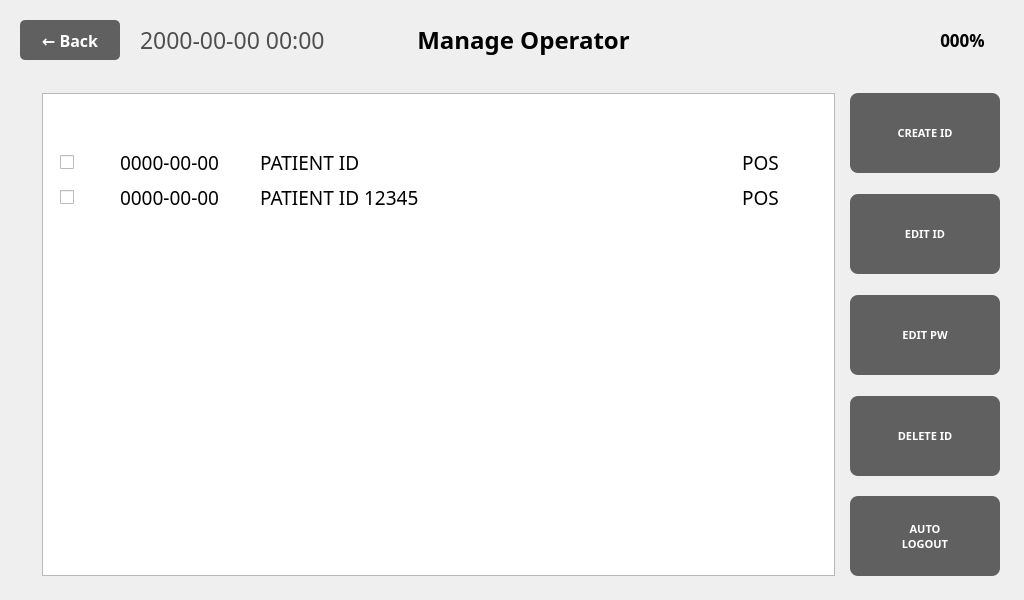
eguruno1/calth_reader, file ui/Settings/ManageOperatorViewWindow.ui: the form before one commit.
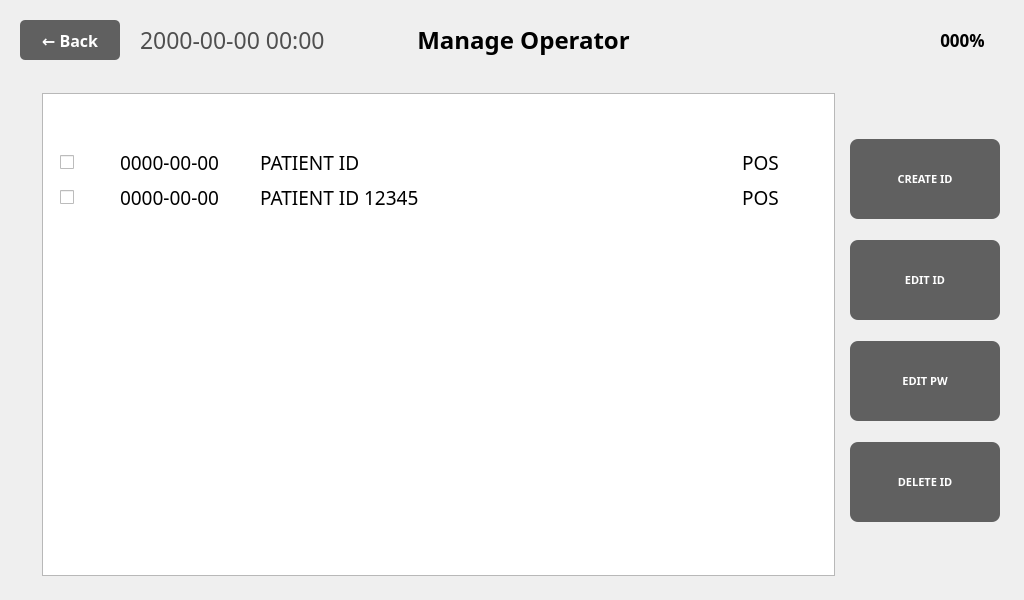
The form after the commit. Icons and pictures are not drawn.

Commit message: 오토로그아웃 삭제 및 메세지 정리

What changed in the file:
```diff
--- a/ui/Settings/ManageOperatorViewWindow.ui
+++ b/ui/Settings/ManageOperatorViewWindow.ui
@@ -61,7 +61,7 @@
     <property name="geometry">
      <rect>
       <x>850</x>
-      <y>93</y>
+      <y>139</y>
       <width>150</width>
       <height>80</height>
      </rect>
@@ -69,7 +69,7 @@
     <property name="font">
      <font>
       <family>Pretendard</family>
-      <pointsize>14</pointsize>
+      <pointsize>-1</pointsize>
       <weight>75</weight>
       <bold>true</bold>
      </font>
@@ -98,7 +98,7 @@
     <property name="geometry">
      <rect>
       <x>850</x>
-      <y>194</y>
+      <y>240</y>
       <width>150</width>
       <height>80</height>
      </rect>
@@ -106,7 +106,7 @@
     <property name="font">
      <font>
       <family>Pretendard</family>
-      <pointsize>14</pointsize>
+      <pointsize>-1</pointsize>
       <weight>75</weight>
       <bold>true</bold>
      </font>
@@ -135,7 +135,7 @@
     <property name="geometry">
      <rect>
       <x>850</x>
-      <y>295</y>
+      <y>341</y>
       <width>150</width>
       <height>80</height>
      </rect>
@@ -143,7 +143,7 @@
     <property name="font">
      <font>
       <family>Pretendard</family>
-      <pointsize>14</pointsize>
+      <pointsize>-1</pointsize>
       <weight>75</weight>
       <bold>true</bold>
      </font>
@@ -172,7 +172,7 @@
     <property name="geometry">
      <rect>
       <x>850</x>
-      <y>396</y>
+      <y>442</y>
       <width>150</width>
       <height>80</height>
      </rect>
@@ -180,7 +180,7 @@
     <property name="font">
      <font>
       <family>Pretendard</family>
-      <pointsize>14</pointsize>
+      <pointsize>-1</pointsize>
       <weight>75</weight>
       <bold>true</bold>
      </font>
@@ -205,44 +205,6 @@
      <string>DELETE ID</string>
     </property>
    </widget>
-   <widget class="QPushButton" name="pushButton_AutoLogout">
-    <property name="geometry">
-     <rect>
-      <x>850</x>
-      <y>496</y>
-      <width>150</width>
-      <height>80</height>
-     </rect>
-    </property>
-    <property name="font">
-     <font>
-      <family>Pretendard</family>
-      <pointsize>14</pointsize>
-      <weight>75</weight>
-      <bold>true</bold>
-     </font>
-    </property>
-    <property name="styleSheet">
-     <string notr="true">QPushButton {
-    background-color: #606060;
-    color: white;
-    border: none;
-    border-radius: 8px;
-    font-size: 11px;
-    font-weight: bold;
-}
-QPushButton:hover {
-    background-color: #707070;
-}
-QPushButton:pressed {
-    background-color: #505050;
-}</string>
-    </property>
-    <property name="text">
-     <string>AUTO
-LOGOUT</string>
-    </property>
-   </widget>
    <widget class="QLabel" name="label_BatteryGuage">
     <property name="geometry">
      <rect>
```
Left out of the diff: 2 changed lines with no effect on the pictures. The commit also changes 1 other file.
